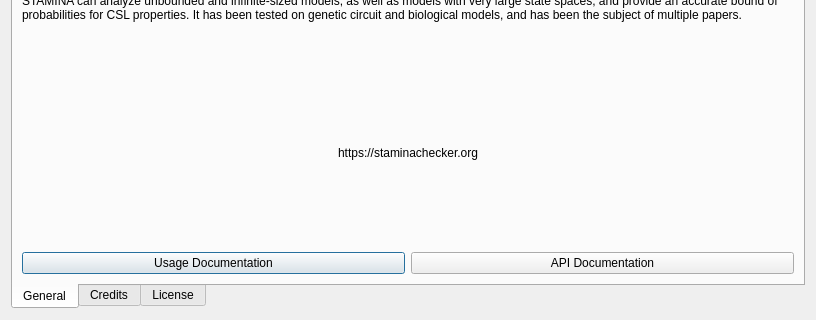
fluentverification/stamina-storm, file src/stamina/gui/ui/About.ui: the form before one commit; both pictures show x 0 to 816 and y 155 to 475 of the 816 by 475 pixel window.
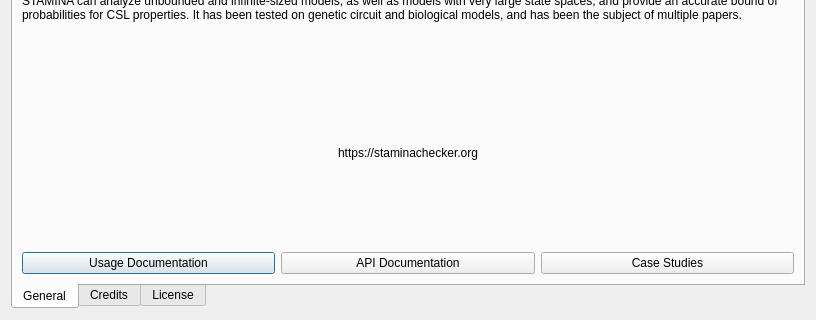
The form after the commit. Custom widgets are drawn as their Qt base class.

```diff
--- a/src/stamina/gui/ui/About.ui
+++ b/src/stamina/gui/ui/About.ui
@@ -75,6 +75,13 @@
            </property>
           </widget>
          </item>
+         <item>
+          <widget class="QPushButton" name="caseStudies">
+           <property name="text">
+            <string>Case Studies</string>
+           </property>
+          </widget>
+         </item>
         </layout>
        </item>
       </layout>
```
Left out of the diff: 4 changed lines with no effect on the pictures.
